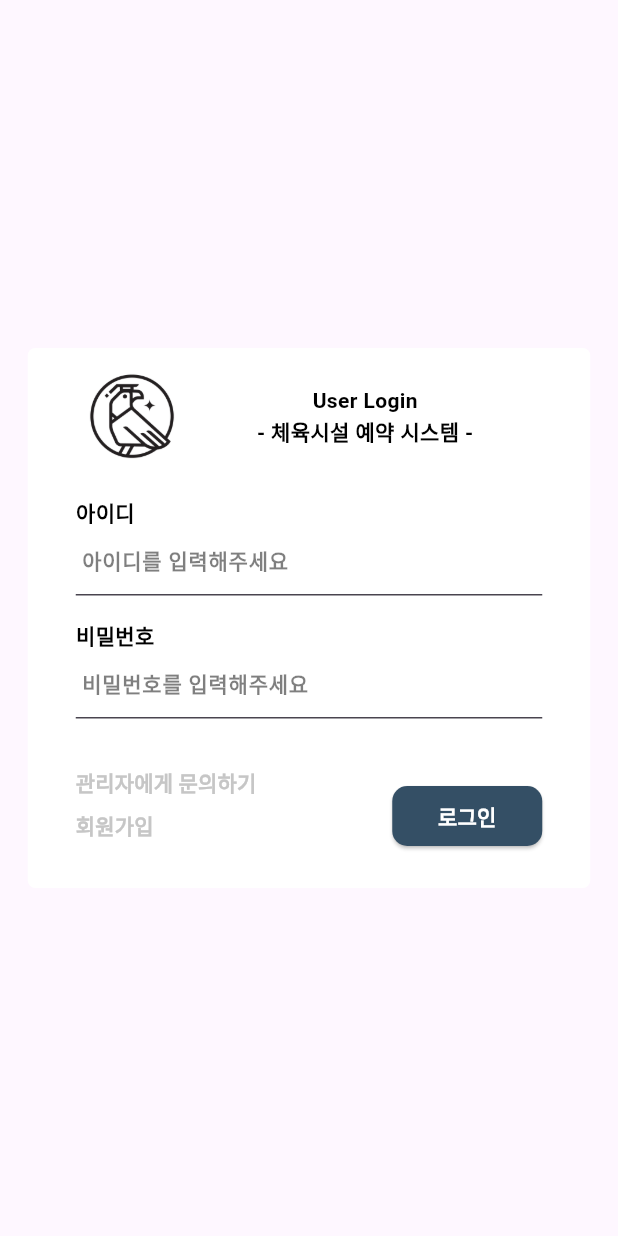
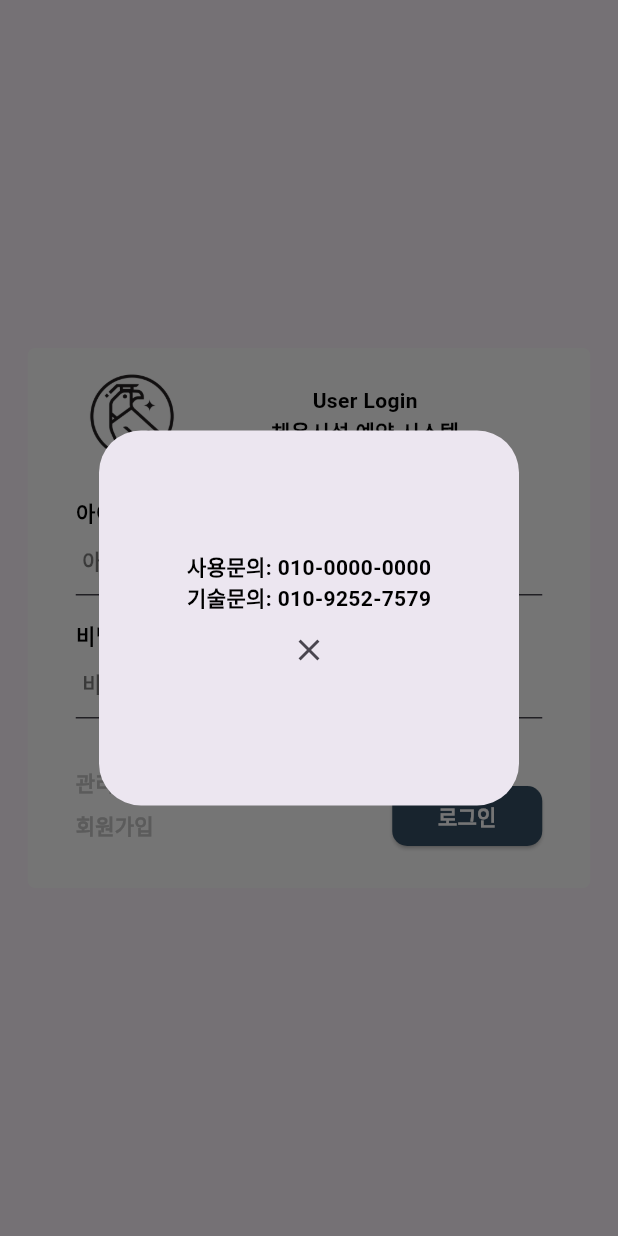
Before and after one commit to kumoh42/futsal-client-front, a Flutter app: the LoginView widget shown alone on an empty page, opened directly, after a tap on "관리자에게 문의하기", on a phone screen of 412 x 824 dp. Run offline on Flutter 3.47's test engine with Material 3 defaults, Android fonts, the phone set to English and light mode, and no system bars; our stand-ins replace dio, flutter_riverpod, flutter_screenutil, flutter_secure_storage, go_router, retrofit and 1 more; missing offline and left inert: universal_html; accounts and stored records are empty; generated files the repository leaves out were written again; network calls fail; statements that could not run were skipped.

Commit message:
비상 연락망

```diff
--- a/futsal_client_front/lib/auth/view/login_view.dart
+++ b/futsal_client_front/lib/auth/view/login_view.dart
@@ -93,7 +93,7 @@ class _LoginViewState extends ConsumerState<LoginView> {
                             children: [
                               CustomTextButton(
                                 onPressed: () {
-                                  // TODO 관리자에게 문의
+                                  myDialog(context);
                                 },
                                 text: '관리자에게 문의하기',
                                 textAlign: TextAlign.left,
@@ -183,3 +183,36 @@ class _Title extends StatelessWidget {
     );
   }
 }
+void myDialog(context) {
+  showDialog(
+    context: context,
+    builder: (context) {
+      return Dialog(
+        child: SizedBox(
+          height: 250, // 원하는 높이로 설정 (예: 250)
+          child: Padding(
+            padding: const EdgeInsets.all(16.0),
+            child: Column(
+              mainAxisAlignment: MainAxisAlignment.center,
+              children: [
+                const Text(
+                  '사용문의: 010-0000-0000\n기술문의: 010-9252-7579',
+                  style: TextStyle(
+                    fontWeight: FontWeight.bold,
+                    color: Colors.black,
+                  ),
+                ),
+                IconButton(
+                  onPressed: () {
+                    Navigator.of(context).pop();
+                  },
+                  icon: const Icon(Icons.close),
+                ),
+              ],
+            ),
+          ),
+        ),
+      );
+    },
+  );
+}
```
